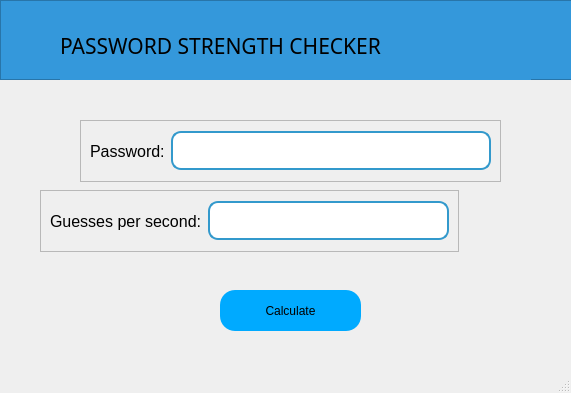
First picture: the form in Application/ui/main_window.ui, repository WhaleRed/password-strength-checker, before the edit.
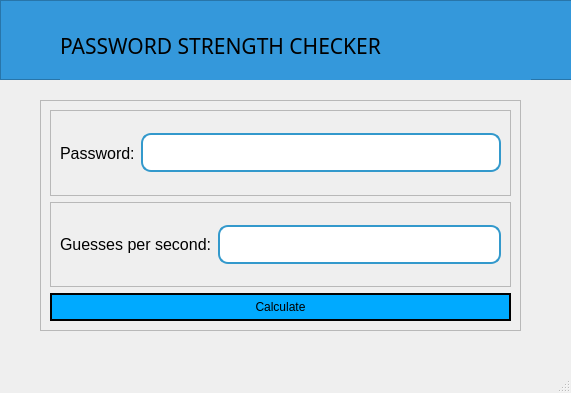
Second picture: the form after the edit.

What changed in the file:
```diff
--- a/Application/ui/main_window.ui
+++ b/Application/ui/main_window.ui
@@ -57,146 +57,150 @@
      </property>
     </widget>
    </widget>
-   <widget class="QPushButton" name="calculateButton">
+   <widget class="QFrame" name="frame">
     <property name="geometry">
      <rect>
-      <x>220</x>
-      <y>290</y>
-      <width>141</width>
-      <height>41</height>
+      <x>40</x>
+      <y>100</y>
+      <width>481</width>
+      <height>231</height>
      </rect>
     </property>
-    <property name="styleSheet">
-     <string notr="true">    QPushButton {
+    <property name="frameShape">
+     <enum>QFrame::StyledPanel</enum>
+    </property>
+    <property name="frameShadow">
+     <enum>QFrame::Raised</enum>
+    </property>
+    <layout class="QVBoxLayout" name="verticalLayout">
+     <item>
+      <widget class="QFrame" name="PasswordFrame">
+       <property name="frameShape">
+        <enum>QFrame::StyledPanel</enum>
+       </property>
+       <property name="frameShadow">
+        <enum>QFrame::Raised</enum>
+       </property>
+       <layout class="QHBoxLayout" name="horizontalLayout">
+        <item>
+         <widget class="QLabel" name="label_2">
+          <property name="font">
+           <font>
+            <pointsize>12</pointsize>
+           </font>
+          </property>
+          <property name="styleSheet">
+           <string notr="true">QLabel {
+    background-color: transparent;
+}</string>
+          </property>
+          <property name="text">
+           <string>Password:</string>
+          </property>
+         </widget>
+        </item>
+        <item>
+         <widget class="QLineEdit" name="passLineEdit">
+          <property name="font">
+           <font>
+            <family>Rockwell</family>
+            <pointsize>12</pointsize>
+           </font>
+          </property>
+          <property name="styleSheet">
+           <string notr="true">    QLineEdit {
+        border: 2px solid #3399cc;
+        border-radius: 10px;
+        padding: 5px;
+        background-color: white;
+        color: black;
+    }
+    QLineEdit:focus {
+        border: 2px solid #66ccff;
+}</string>
+          </property>
+          <property name="text">
+           <string/>
+          </property>
+         </widget>
+        </item>
+       </layout>
+      </widget>
+     </item>
+     <item>
+      <widget class="QFrame" name="GPSFrame">
+       <property name="frameShape">
+        <enum>QFrame::StyledPanel</enum>
+       </property>
+       <property name="frameShadow">
+        <enum>QFrame::Raised</enum>
+       </property>
+       <layout class="QHBoxLayout" name="horizontalLayout_2">
+        <item>
+         <widget class="QLabel" name="label_3">
+          <property name="font">
+           <font>
+            <pointsize>12</pointsize>
+           </font>
+          </property>
+          <property name="toolTip">
+           <string>&lt;html&gt;&lt;head/&gt;&lt;body&gt;&lt;p&gt;Is a measure of how many password or key combinations a system can try per second.&lt;/p&gt;&lt;/body&gt;&lt;/html&gt;</string>
+          </property>
+          <property name="styleSheet">
+           <string notr="true">QLabel {
+    background-color: transparent;
+}</string>
+          </property>
+          <property name="text">
+           <string>Guesses per second:</string>
+          </property>
+         </widget>
+        </item>
+        <item>
+         <widget class="QLineEdit" name="gpsLineEdit">
+          <property name="font">
+           <font>
+            <family>Rockwell</family>
+            <pointsize>12</pointsize>
+           </font>
+          </property>
+          <property name="styleSheet">
+           <string notr="true">    QLineEdit {
+        border: 2px solid #3399cc;
+        border-radius: 10px;
+        padding: 5px;
+        background-color: white;
+        color: black;
+    }
+    QLineEdit:focus {
+        border: 2px solid #66ccff;
+}</string>
+          </property>
+          <property name="text">
+           <string/>
+          </property>
+         </widget>
+        </item>
+       </layout>
+      </widget>
+     </item>
+     <item>
+      <widget class="QPushButton" name="calculateButton">
+       <property name="styleSheet">
+        <string notr="true">    QPushButton {
 	font: 75 12pt &quot;UD Digi Kyokasho NK-B&quot;;
         background-color: rgb(0, 170, 255);
         color: black;
         border-radius: 15px;
         padding: 5px 10px;
+		border: 2px solid black;
     }
     QPushButton:hover {
         background-color:  #3498db;
     }</string>
-    </property>
-    <property name="text">
-     <string>Calculate</string>
-    </property>
-   </widget>
-   <widget class="QFrame" name="PasswordFrame">
-    <property name="geometry">
-     <rect>
-      <x>80</x>
-      <y>120</y>
-      <width>421</width>
-      <height>62</height>
-     </rect>
-    </property>
-    <property name="frameShape">
-     <enum>QFrame::StyledPanel</enum>
-    </property>
-    <property name="frameShadow">
-     <enum>QFrame::Raised</enum>
-    </property>
-    <layout class="QHBoxLayout" name="horizontalLayout">
-     <item>
-      <widget class="QLabel" name="label_2">
-       <property name="font">
-        <font>
-         <pointsize>12</pointsize>
-        </font>
        </property>
-       <property name="styleSheet">
-        <string notr="true">QLabel {
-    background-color: transparent;
-}</string>
-       </property>
        <property name="text">
-        <string>Password:</string>
-       </property>
-      </widget>
-     </item>
-     <item>
-      <widget class="QLineEdit" name="lineEdit">
-       <property name="font">
-        <font>
-         <family>Rockwell</family>
-         <pointsize>12</pointsize>
-        </font>
-       </property>
-       <property name="styleSheet">
-        <string notr="true">    QLineEdit {
-        border: 2px solid #3399cc;
-        border-radius: 10px;
-        padding: 5px;
-        background-color: white;
-        color: black;
-    }
-    QLineEdit:focus {
-        border: 2px solid #66ccff;
-}</string>
-       </property>
-       <property name="text">
-        <string/>
-       </property>
-      </widget>
-     </item>
-    </layout>
-   </widget>
-   <widget class="QFrame" name="GPSFrame">
-    <property name="geometry">
-     <rect>
-      <x>40</x>
-      <y>190</y>
-      <width>419</width>
-      <height>62</height>
-     </rect>
-    </property>
-    <property name="frameShape">
-     <enum>QFrame::StyledPanel</enum>
-    </property>
-    <property name="frameShadow">
-     <enum>QFrame::Raised</enum>
-    </property>
-    <layout class="QHBoxLayout" name="horizontalLayout_2">
-     <item>
-      <widget class="QLabel" name="label_3">
-       <property name="font">
-        <font>
-         <pointsize>12</pointsize>
-        </font>
-       </property>
-       <property name="styleSheet">
-        <string notr="true">QLabel {
-    background-color: transparent;
-}</string>
-       </property>
-       <property name="text">
-        <string>Guesses per second:</string>
-       </property>
-      </widget>
-     </item>
-     <item>
-      <widget class="QLineEdit" name="lineEdit_2">
-       <property name="font">
-        <font>
-         <family>Rockwell</family>
-         <pointsize>12</pointsize>
-        </font>
-       </property>
-       <property name="styleSheet">
-        <string notr="true">    QLineEdit {
-        border: 2px solid #3399cc;
-        border-radius: 10px;
-        padding: 5px;
-        background-color: white;
-        color: black;
-    }
-    QLineEdit:focus {
-        border: 2px solid #66ccff;
-}</string>
-       </property>
-       <property name="text">
-        <string/>
+        <string>Calculate</string>
        </property>
       </widget>
      </item>
```
